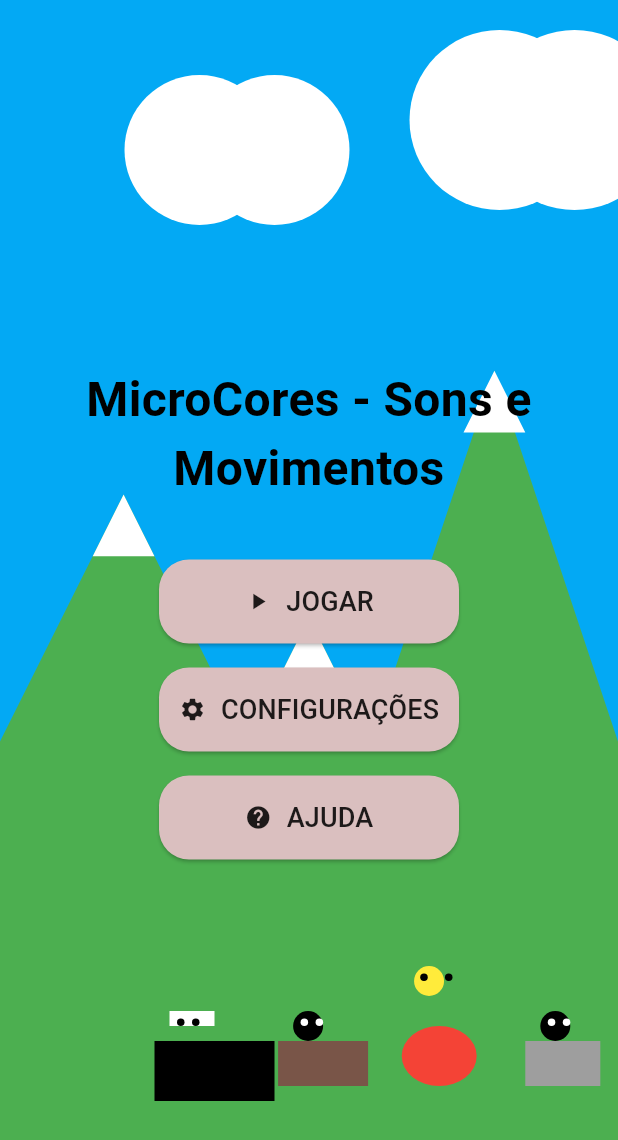
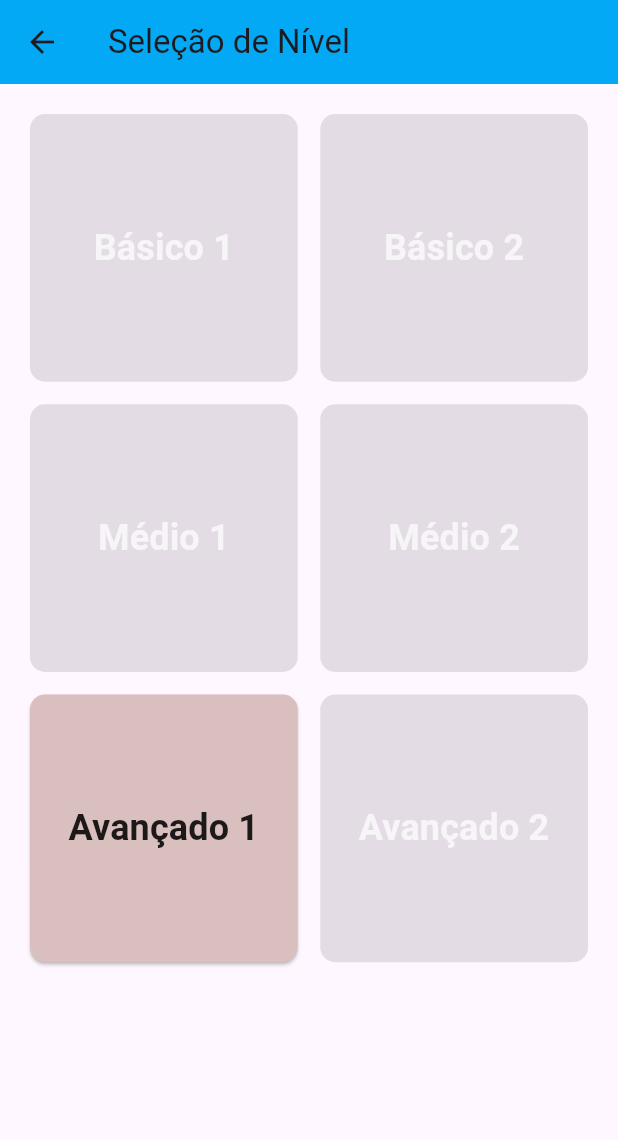
Before and after one commit to argalvao/micro_cores, a Flutter app: the screen it shows after launch, after a tap on "JOGAR", on a phone screen of 412 x 824 dp. Shown: the top 1140 px of the screen. Run offline on Flutter 3.47's test engine with Material 3 defaults, Android fonts, the phone set to English and light mode, and no system bars; our stand-ins replace animated_background, flutter_tts; Roboto replaces fonts that are missing (Comic Sans MS).

Commit message:
Desenvolvimento dos níveis básicos

```diff
--- a/lib/models/config.dart
+++ b/lib/models/config.dart
@@ -18,4 +18,10 @@ class Configuracoes {
     this.estilosMusicais = const ['Infantil'],
     this.objetosPreferidos = const ['Cachorro'],
   });
+
+  // Função para verificar se as configurações essenciais estão completas
+  bool isComplete() {
+    // Verifica se a capacidade motora foi definida e se há pelo menos um objeto preferido selecionado
+    return capacidadeMotora.isNotEmpty && objetosPreferidos.isNotEmpty;
+  }
 }
--- a/lib/screens/home_screen.dart
+++ b/lib/screens/home_screen.dart
@@ -4,6 +4,7 @@ import 'package:flutter/material.dart';
 import 'package:flutter/scheduler.dart';
 import '../models/pixel_art_painter.dart';
 import 'settings_screen.dart';
+import 'level_selection_screen.dart'; // Import da tela de seleção de nível
 import '../models/config.dart';
 
 class HomeScreen extends StatefulWidget {
@@ -18,6 +19,7 @@ class HomeScreen extends StatefulWidget {
 class _HomeScreenState extends State<HomeScreen> with SingleTickerProviderStateMixin {
   double cloudOffsetX = 0.0;
   double rainOffsetX = 0.0;
+  bool isConfigComplete = false; // Variável para monitorar a completude das configurações
 
   late AnimationController _controller;
 
@@ -27,13 +29,32 @@ class _HomeScreenState extends State<HomeScreen> with SingleTickerProviderStateM
     _controller = AnimationController(vsync: this, duration: const Duration(seconds: 10))
       ..repeat();
 
-    // Animate clouds and rain
+    // Verifique se as configurações estão completas
+    _checkConfigCompletion();
+
+    // Animação das nuvens e chuva
     _controller.addListener(() {
       setState(() {
-        cloudOffsetX = (cloudOffsetX + 1) % 400; // 400 can be adjusted for speed
-        rainOffsetX = (rainOffsetX + 2) % 400; // Adjust rain speed
+        cloudOffsetX = (cloudOffsetX + 1) % 400;
+        rainOffsetX = (rainOffsetX + 2) % 400;
       });
     });
+  }
+
+  void _checkConfigCompletion() {
+    setState(() {
+      isConfigComplete = widget.configuracoes.isComplete();
+    });
+  }
+
+  // Abre a tela de seleção de nível
+  void _openLevelSelection() {
+    Navigator.push(
+      context,
+      MaterialPageRoute(
+        builder: (context) => LevelSelectionScreen(configuracoes: widget.configuracoes),
+      ),
+    );
   }
 
   @override
@@ -66,16 +87,15 @@ class _HomeScreenState extends State<HomeScreen> with SingleTickerProviderStateM
                     ),
                   ),
                   SizedBox(height: 30),
-                  _buildButton(context, 'JOGAR', Icons.play_arrow, () {
-                    // Adicione a ação do botão "Jogar" aqui
-                  }),
+                  // Botão JOGAR que depende de isConfigComplete
+                  _buildButton(context, 'JOGAR', Icons.play_arrow, isConfigComplete ? _openLevelSelection : null),
                   _buildButton(context, 'CONFIGURAÇÕES', Icons.settings, () {
                     Navigator.push(
                       context,
                       MaterialPageRoute(
                         builder: (context) => SettingsScreen(configuracoes: widget.configuracoes),
                       ),
-                    );
+                    ).then((_) => _checkConfigCompletion()); // Verifica novamente após a configuração
                   }),
                   _buildButton(context, 'AJUDA', Icons.help, () {}),
                 ],
@@ -87,7 +107,7 @@ class _HomeScreenState extends State<HomeScreen> with SingleTickerProviderStateM
     );
   }
 
-  Widget _buildButton(BuildContext context, String text, IconData icon, VoidCallback onPressed) {
+  Widget _buildButton(BuildContext context, String text, IconData icon, VoidCallback? onPressed) {
     return Padding(
       padding: const EdgeInsets.symmetric(vertical: 8.0),
       child: SizedBox(
@@ -98,14 +118,14 @@ class _HomeScreenState extends State<HomeScreen> with SingleTickerProviderStateM
             shape: RoundedRectangleBorder(
               borderRadius: BorderRadius.circular(20),
             ),
-            backgroundColor: Color.fromARGB(255, 218, 191, 191), // Cor neutra para os botões
+            backgroundColor: Color.fromARGB(255, 218, 191, 191),
           ),
           onPressed: onPressed,
           child: Row(
             mainAxisSize: MainAxisSize.min,
             mainAxisAlignment: MainAxisAlignment.center,
             children: [
-              Icon(icon, color: Colors.black87), // Ícone com cor escura
+              Icon(icon, color: Colors.black87),
               SizedBox(width: 10),
               Text(
                 text,
--- /dev/null
+++ b/lib/screens/level_selection_screen.dart
@@ -0,0 +1,94 @@
+import 'package:flutter/material.dart';
+import '../models/config.dart';
+import 'basic_level_1.dart';
+import 'basic_level_2.dart';
+
+class LevelSelectionScreen extends StatelessWidget {
+  final Configuracoes configuracoes;
+
+  LevelSelectionScreen({required this.configuracoes});
+
+  // Função para determinar o nível habilitado com base nas configurações
+  String determinarNivel() {
+    if (configuracoes.capacidadeMotora == 'Limitada') {
+      return configuracoes.objetosPreferidos.length <= 10 ? 'Básico 1' : 'Básico 2';
+    } else if (configuracoes.capacidadeMotora == 'Moderada') {
+      return configuracoes.objetosPreferidos.length <= 10 ? 'Médio 1' : 'Médio 2';
+    } else if (configuracoes.capacidadeMotora == 'Boa') {
+      return configuracoes.objetosPreferidos.length <= 10 ? 'Avançado 1' : 'Avançado 2';
+    }
+    return 'Básico 1'; // Padrão para evitar erros
+  }
+
+  @override
+  Widget build(BuildContext context) {
+    String nivelHabilitado = determinarNivel();
+
+    return Scaffold(
+      appBar: AppBar(
+        title: Text('Seleção de Nível'),
+        backgroundColor: Colors.lightBlue,
+      ),
+      body: Padding(
+        padding: const EdgeInsets.all(20.0),
+        child: GridView.count(
+          crossAxisCount: 2,
+          mainAxisSpacing: 15.0,
+          crossAxisSpacing: 15.0,
+          childAspectRatio: 1.0,
+          children: [
+            _buildLevelButton(context, 'Básico 1', nivelHabilitado == 'Básico 1'),
+            _buildLevelButton(context, 'Básico 2', nivelHabilitado == 'Básico 2'),
+            _buildLevelButton(context, 'Médio 1', nivelHabilitado == 'Médio 1'),
+            _buildLevelButton(context, 'Médio 2', nivelHabilitado == 'Médio 2'),
+            _buildLevelButton(context, 'Avançado 1', nivelHabilitado == 'Avançado 1'),
+            _buildLevelButton(context, 'Avançado 2', nivelHabilitado == 'Avançado 2'),
+          ],
+        ),
+      ),
+    );
+  }
+
+  // Função para construir os botões de nível
+  Widget _buildLevelButton(BuildContext context, String nivel, bool isEnabled) {
+    return ElevatedButton(
+      style: ElevatedButton.styleFrom(
+        padding: EdgeInsets.all(10.0), backgroundColor: isEnabled
+            ? Color.fromARGB(255, 218, 191, 191)
+            : Colors.grey[400],
+        shape: RoundedRectangleBorder(
+          borderRadius: BorderRadius.circular(10.0),
+        ),
+      ),
+      onPressed: isEnabled
+          ? () {
+              if (nivel == 'Básico 1') {
+                Navigator.push(
+                  context,
+                  MaterialPageRoute(
+                    builder: (context) => BasicLevel1(),
+                  ),
+                );
+              }else if(nivel == 'Básico 2'){
+                Navigator.push(
+                  context,
+                  MaterialPageRoute(
+                    builder: (context) => BasicLevel2(),
+                  ),
+                );
+              }
+              // Adicione navegação para outros níveis conforme necessário
+            }
+          : null,
+      child: Text(
+        nivel,
+        style: TextStyle(
+          fontSize: 24,
+          fontWeight: FontWeight.bold,
+          color: isEnabled ? Colors.black87 : Colors.white70,
+        ),
+        textAlign: TextAlign.center,
+      ),
+    );
+  }
+}
--- a/pubspec.yaml
+++ b/pubspec.yaml
@@ -32,6 +32,7 @@ dependencies:
     sdk: flutter
   animated_background: ^2.0.0
   flutter_svg: ^1.0.3
+  flutter_tts: ^3.4.0
 
 
 
```
Also changed, not shown: lib/models/shape_painters.dart (added, +160 -0 lines), lib/screens/basic_level_1.dart (added, +224 -0 lines), lib/screens/basic_level_2.dart (added, +225 -0 lines), pubspec.lock, 3 other files.
